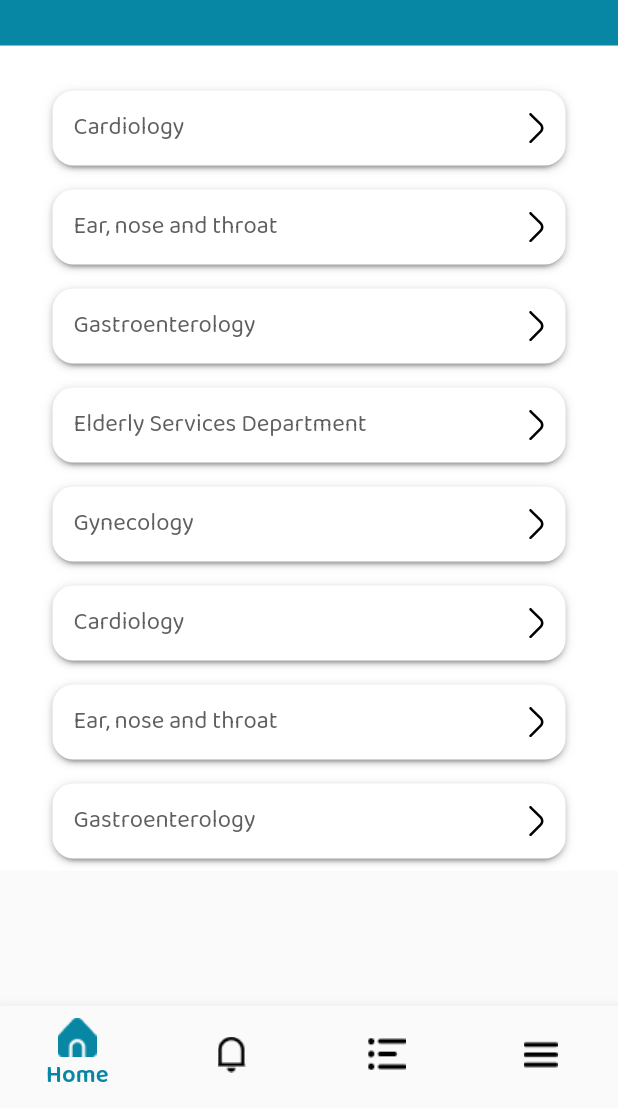
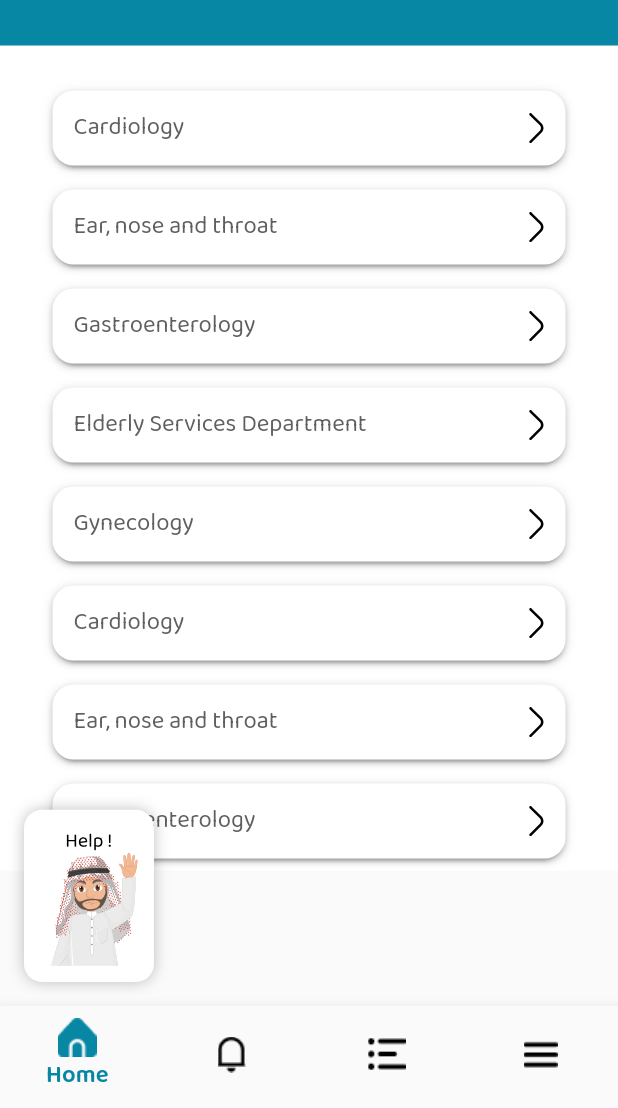
Before and after one commit to Johnathan94/medical_valley, a Flutter app: the HomeBaseStatefulWidget screen opened directly, on a phone screen of 412 x 824 dp, the part 128-1236 px from its top. Run offline on Flutter 3.47's test engine with Material 2 defaults, Android fonts, the phone set to English and light mode, and no system bars; drawn by our look-alikes of dropdown_button2; our stand-ins replace device_preview, dotted_line, flutter_bloc, flutter_otp_text_field, flutter_screenutil, flutter_slidable and 6 more; generated files the repository leaves out were written again.

Commit message:
chat floating button and chat on boarding screen

```diff
--- a/lib/core/app_colors.dart
+++ b/lib/core/app_colors.dart
@@ -1,6 +1,9 @@
 import 'dart:ui';
+
 import 'package:flutter/material.dart';
+
 const primaryColor = Color(0xff0787A4);
+const primaryColorLight = Color(0xffC0F3FF);
 const primaryLiteColor = Color(0xff1AB1D3);
 const secondaryColor = Color(0xffFF6969);
 const primary100 = Color(0xffE0ECEE);
--- a/lib/core/app_sizes.dart
+++ b/lib/core/app_sizes.dart
@@ -39,6 +39,7 @@ const double text25 = 25;
 const double text20 = 20;
 const double text18 = 18;
 const double text17 = 17;
+const double text40 = 40;
 
 const int otpFieldNumber = 4;
 const double otpFieldWidth = 83;
--- a/lib/core/app_styles.dart
+++ b/lib/core/app_styles.dart
@@ -112,6 +112,12 @@ class AppStyles {
     fontWeight: FontWeight.w500,
   );
 
+  static var baloo2FontWith700WeightAnd40Size = GoogleFonts.baloo2(
+    color: blackColor,
+    fontSize: text40.sp,
+    fontWeight: FontWeight.w500,
+  );
+
   static var baloo2FontWith600WeightAnd18Size = GoogleFonts.baloo2(
     color: primaryColor,
     fontSize: text18.sp,
--- a/lib/core/localizations/l10n/app_ar.arb
+++ b/lib/core/localizations/l10n/app_ar.arb
@@ -48,7 +48,10 @@
   "notifications": "الاشعارات",
   "history": "السجل",
   "more": "المزيد",
-  "how_we_serve_you": "كيف نخدمك ؟"
+  "how_we_serve_you": "كيف نخدمك ؟",
+  "chat_on_boarding_desc": "مرحبًا بك في ميديكال فالي بوت ، صديق رائع للدردشة معك",
+  "next": "التالي"
+
 
 
 }
--- a/lib/core/localizations/l10n/app_en.arb
+++ b/lib/core/localizations/l10n/app_en.arb
@@ -47,7 +47,9 @@
     "manage_notifications": "Manage notifications",
     "history": "History",
     "more": "More",
-    "how_we_serve_you": "How we serve you ?"
+    "how_we_serve_you": "How we serve you ?",
+    "chat_on_boarding_desc": "Welcome to medical valley bot, a great friend to chat with you",
+    "next": "Next"
 
 
 }
--- a/lib/core/strings/images.dart
+++ b/lib/core/strings/images.dart
@@ -26,3 +26,5 @@ const settingIcon = "${imagesPath}setting_icon.png";
 
 const searchIcon = "${svgImagesPath}search.svg";
 const arrowRightIcon = "${svgImagesPath}arrow_right.svg";
+const floatingIcon = "${svgImagesPath}floating.svg";
+const chatOnBoardingIcon = "${svgImagesPath}chat_on_board_icon.svg";
--- a/lib/features/home/widgets/home_base_stateful_widget.dart
+++ b/lib/features/home/widgets/home_base_stateful_widget.dart
@@ -1,5 +1,7 @@
 import 'package:flutter/material.dart';
 import 'package:flutter_gen/gen_l10n/app_localizations.dart';
+import 'package:flutter_screenutil/flutter_screenutil.dart';
+import 'package:flutter_svg/flutter_svg.dart';
 import 'package:medical_valley/core/app_colors.dart';
 import 'package:medical_valley/core/app_styles.dart';
 import 'package:medical_valley/core/strings/images.dart';
@@ -8,6 +10,7 @@ import 'package:medical_valley/features/home/more_screen/presentation/more_scree
 import 'package:medical_valley/features/home/notifications/persentation/screens/notifications_screen.dart';
 import 'package:rxdart/rxdart.dart';
 
+import '../../chat/on_boarding/peresentation/screens/chat_on_board_screen.dart';
 import '../home_screen/persentation/screens/home_screen.dart';
 import '../home_search_screen/persentation/screens/home_search_screen.dart';
 
@@ -41,8 +44,10 @@ class HomeBaseStatefulWidgetState extends State<HomeBaseStatefulWidget> {
   @override
   Widget build(BuildContext context) {
     return Scaffold(
+      floatingActionButtonLocation: FloatingActionButtonLocation.startFloat,
       body: getBody(),
       bottomNavigationBar: buildBottomNavigationBar(),
+      floatingActionButton: getFloatingButton(),
     );
   }
 
@@ -119,4 +124,24 @@ class HomeBaseStatefulWidgetState extends State<HomeBaseStatefulWidget> {
   static searchIconClicked() {
     _isSearchClicked.sink.add(!_isSearchClicked.value);
   }
+
+  getFloatingButton() {
+    return InkWell(
+      onTap: () {
+        Navigator.of(context).push(MaterialPageRoute(
+            builder: (context) => const ChatOnBoardingScreen()));
+      },
+      child: Container(
+          width: 90.w,
+          height: 129.h,
+          decoration: const BoxDecoration(
+              color: whiteColor,
+              borderRadius: BorderRadius.all(Radius.circular(12)),
+              boxShadow: [BoxShadow(color: shadowColor, blurRadius: 8)]),
+          child: SvgPicture.asset(
+            floatingIcon,
+            fit: BoxFit.cover,
+          )),
+    );
+  }
 }
```
Also changed, not shown: lib/features/chat/on_boarding/peresentation/screens/chat_on_board_screen.dart (added, +83 -0 lines), assets/icons/chat_on_board_icon.svg (added), assets/icons/floating.svg (added).
